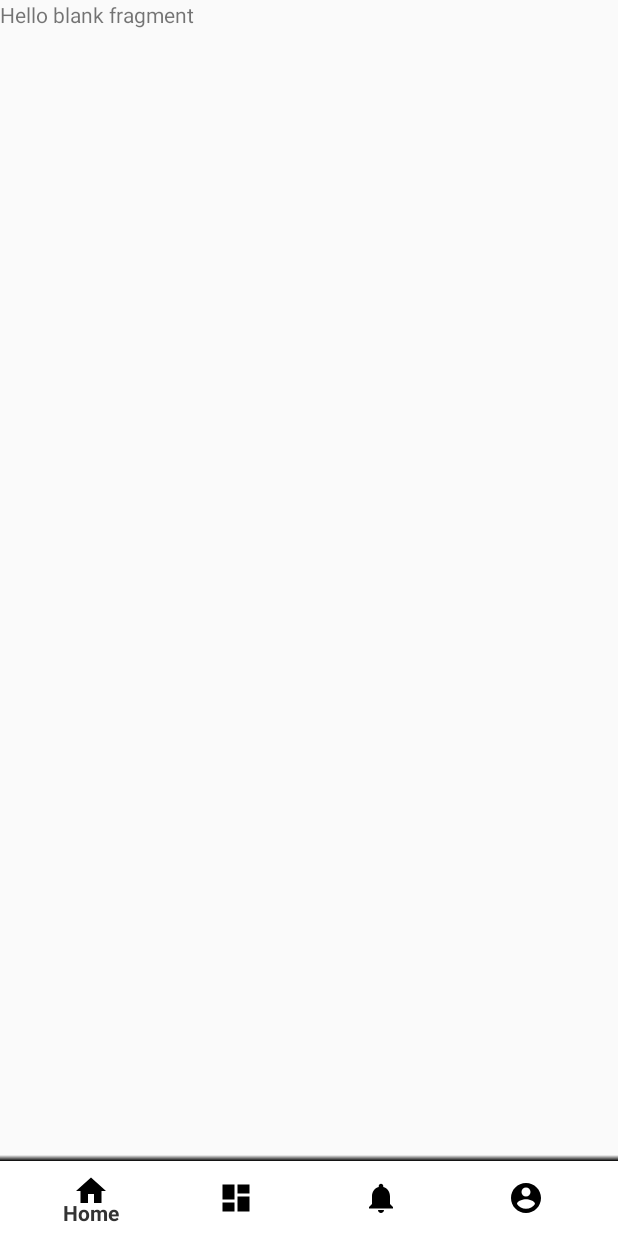
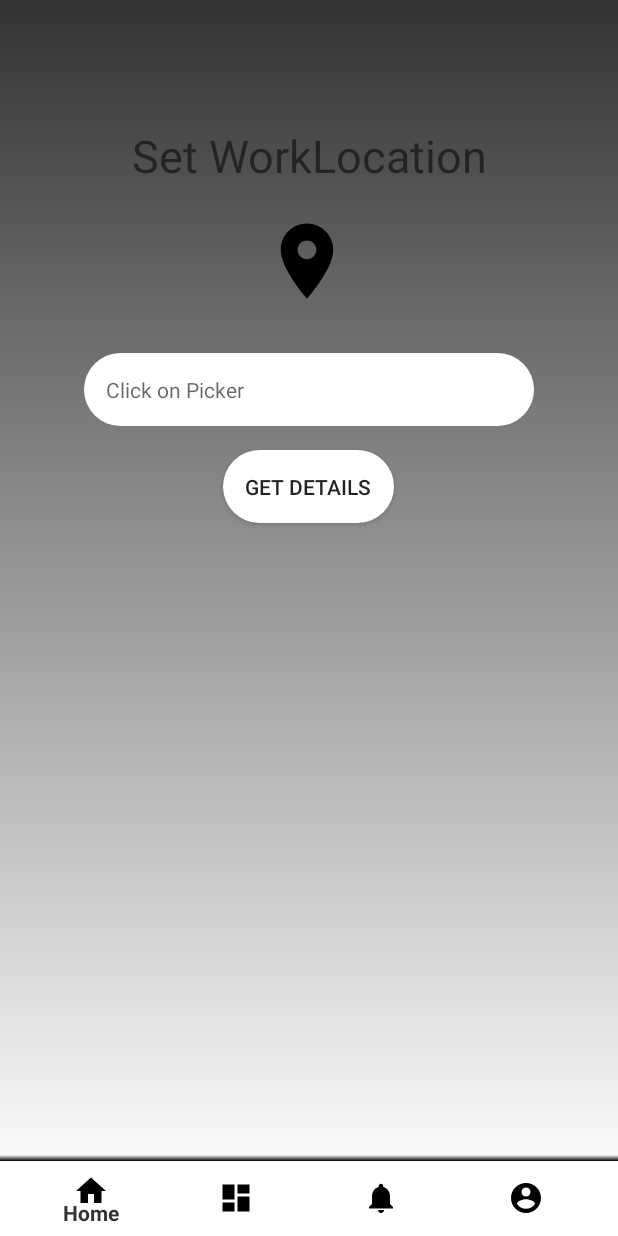
Before and after one commit to Jaeykurapati/WorkDone1.0, an Android app: the fragment Cengineer placed in its activity, on a phone screen of 412 x 824 dp. Run offline under Robolectric (Android 15) with nearby library versions, the phone set to English and light mode, and no system bars; our stand-ins replace Firebase (no records; nobody signed in at launch, a user with empty details on screens opened directly); libraries missing offline, so code that uses them is left out: com.firebase.geofire.

Commit message:
Location OK

```diff
--- a/app/src/main/java/com/workdone/svec/Cengineer.java
+++ b/app/src/main/java/com/workdone/svec/Cengineer.java
@@ -1,18 +1,156 @@
 package com.workdone.svec;
 
+import android.Manifest;
+import android.content.Intent;
+import android.content.pm.PackageManager;
+import android.os.Build;
 import android.os.Bundle;
+import android.support.annotation.NonNull;
+import android.support.v4.app.ActivityCompat;
 import android.support.v4.app.Fragment;
 import android.view.LayoutInflater;
 import android.view.View;
 import android.view.ViewGroup;
+import android.widget.Button;
+import android.widget.TextView;
+import android.widget.Toast;
+
+import com.firebase.geofire.GeoFire;
+import com.firebase.geofire.GeoLocation;
+import com.firebase.geofire.GeoQuery;
+import com.firebase.geofire.GeoQueryEventListener;
+import com.google.android.gms.common.GooglePlayServicesNotAvailableException;
+import com.google.android.gms.common.GooglePlayServicesRepairableException;
+import com.google.android.gms.location.places.Place;
+import com.google.android.gms.location.places.ui.PlacePicker;
+import com.google.android.gms.maps.model.LatLng;
+import com.google.firebase.database.DataSnapshot;
+import com.google.firebase.database.DatabaseError;
+import com.google.firebase.database.FirebaseDatabase;
+import com.google.firebase.database.ValueEventListener;
+
+import java.util.List;
+
+import static android.app.Activity.RESULT_OK;
 
 public class Cengineer extends Fragment {
+    private static final int MY_PERMISSION_FINE_LOCATION = 101;
+    public String nn="";
+    int PLACE_PICKER_REQUEST = 1;
+    Double lat,lag;
+    List<String> list;
+    Button details;
+    String str,name;
+    FirebaseDatabase database;
+    public PlacePicker.IntentBuilder builder = new PlacePicker.IntentBuilder();
+    TextView loc,loc1;
+    private GeoFire geoFire;
+    private LatLng temp;
 
     @Override
     public View onCreateView(LayoutInflater inflater, ViewGroup container,
                              Bundle savedInstanceState) {
         // Inflate the layout for this fragment
-        return inflater.inflate(R.layout.fragment_cengineer, container, false);
+        View myview= inflater.inflate(R.layout.fragment_cengineer, container, false);
+        loc=(TextView) myview.findViewById(R.id.location);
+        loc1=(TextView) myview.findViewById(R.id.location1);
+        details=(Button) myview.findViewById(R.id.details);
+        loc.setOnClickListener(new View.OnClickListener() {
+            @Override
+            public void onClick(View v) {
+                try {
+                    startActivityForResult(builder.build(getActivity()), PLACE_PICKER_REQUEST);
+                } catch (GooglePlayServicesRepairableException e) {
+                    e.printStackTrace();
+                } catch (GooglePlayServicesNotAvailableException e) {
+                    e.printStackTrace();
+                }
+            }
+        });
+        details.setOnClickListener(new View.OnClickListener() {
+            @Override
+            public void onClick(View v) {
+                database = FirebaseDatabase.getInstance();
+                geoFire = new GeoFire(database.getReference().child("geofire_location"));
+                GeoQuery geoQuery = geoFire.queryAtLocation(new GeoLocation(lat, lag), 50);
+                geoQuery.addGeoQueryEventListener(new GeoQueryEventListener() {
+                    @Override
+                    public void onKeyEntered(String name, GeoLocation location) {
+                        database.getReference().child("Users").child(name).addValueEventListener(new ValueEventListener() {
+                            @Override
+                            public void onDataChange(DataSnapshot snapshot) {
+                                User res = snapshot.getValue(User.class);
+                                loc1.setText(res.username);
+                            }
+
+                            @Override
+                            public void onCancelled(DatabaseError firebaseError) {
+                                System.out.println("The read failed: " + firebaseError.getMessage());
+                            }
+
+                            // ...
+                        });
+                    }
+                    @Override
+                    public void onKeyExited(String username) {
+                        list.remove(username);
+                        // additional code, like removing a pin from the map
+                        // and removing any Firebase listener for this user
+                    }
+
+                    @Override
+                    public void onKeyMoved(String key, GeoLocation location) {
+
+                    }
+
+                    @Override
+                    public void onGeoQueryReady() {
+
+                    }
+
+                    @Override
+                    public void onGeoQueryError(DatabaseError error) {
+
+                    }
+                });
+            }
+        });
+        return myview;
+    }
+    private void requestPermission() {
+        if (ActivityCompat.checkSelfPermission(getActivity(), Manifest.permission.ACCESS_FINE_LOCATION) != PackageManager.PERMISSION_GRANTED) {
+            if (Build.VERSION.SDK_INT >= Build.VERSION_CODES.M) {
+                requestPermissions(new String[]{Manifest.permission.ACCESS_FINE_LOCATION}, MY_PERMISSION_FINE_LOCATION);
+            }
+        }
+    }
+    @Override
+    public void onRequestPermissionsResult(int requestCode, @NonNull String[] permissions, @NonNull int[] grantResults) {
+        super.onRequestPermissionsResult(requestCode, permissions, grantResults);
+
+        switch (requestCode) {
+            case MY_PERMISSION_FINE_LOCATION:
+                if (grantResults[0] != PackageManager.PERMISSION_GRANTED) {
+                    Toast.makeText(getActivity(), "This app requires location permissions to be granted", Toast.LENGTH_LONG).show();
+                    requestPermission();
+                }
+                break;
+        }
     }
 
+    @Override
+    public void   onActivityResult(int requestCode, int resultCode, Intent data) {
+        super.onActivityResult(requestCode, resultCode, data);
+        if (requestCode == PLACE_PICKER_REQUEST) {
+            if (resultCode == RESULT_OK) {
+                Place place = PlacePicker.getPlace(getContext(), data);
+                lat = place.getLatLng().latitude;
+                lag = place.getLatLng().longitude;
+                str = (place.getAddress() + " " + place.getName());
+                loc1.setText(str);
+            }
+        }
+    }
+
+
 }
--- a/app/src/main/java/com/workdone/svec/Dashboard.java
+++ b/app/src/main/java/com/workdone/svec/Dashboard.java
@@ -52,6 +52,8 @@ public class Dashboard extends AppCompatActivity implements BottomNavigationView
                 loadFragment(fragment);
             }
         });
+        TextView email =(TextView)dialog.findViewById(R.id.email);
+        email.setText(firebaseAuth.getCurrentUser().getEmail());
         logout=(Button)dialog.findViewById(R.id.logout);
         txtclse.setOnClickListener(new View.OnClickListener() {
             @Override
--- /dev/null
+++ b/app/src/main/res/drawable/edittextbg.xml
@@ -0,0 +1,6 @@
+<?xml version="1.0" encoding="utf-8"?>
+<shape xmlns:android="http://schemas.android.com/apk/res/android">
+    <solid android:color="#fff"/>
+    <corners android:radius="25dp"/>
+    <padding android:top="15dp" android:bottom="15dp" android:left="15dp" android:right="15dp"/>
+</shape>
--- a/app/src/main/res/layout/fragment_cengineer.xml
+++ b/app/src/main/res/layout/fragment_cengineer.xml
@@ -1,14 +1,58 @@
 <?xml version="1.0" encoding="utf-8"?>
-<FrameLayout xmlns:android="http://schemas.android.com/apk/res/android"
-    xmlns:tools="http://schemas.android.com/tools"
-    android:layout_width="match_parent"
+<RelativeLayout
+    xmlns:android="http://schemas.android.com/apk/res/android" android:layout_width="match_parent"
     android:layout_height="match_parent"
-    tools:context=".Cengineer">
+    android:background="@drawable/gradient"
+    android:layout_gravity="center">
 
-    <!-- TODO: Update blank fragment layout -->
+    <LinearLayout
+        android:layout_width="match_parent"
+        android:layout_height="wrap_content"
+        android:layout_alignParentStart="true"
+        android:layout_alignParentTop="true"
+        android:layout_marginStart="0dp"
+        android:layout_marginTop="83dp"
+        android:gravity="center">
+
+        <TextView
+            android:layout_width="wrap_content"
+            android:layout_height="wrap_content"
+            android:gravity="center"
+            android:text="Set WorkLocation"
+            android:textSize="30sp" />
+    </LinearLayout>
+
     <TextView
-        android:layout_width="match_parent"
-        android:layout_height="match_parent"
-        android:text="@string/hello_blank_fragment" />
+        android:layout_width="wrap_content"
+        android:layout_height="wrap_content"
+        android:layout_alignParentTop="true"
+        android:clickable="true"
+        android:layout_centerHorizontal="true"
+        android:id="@+id/location"
+        android:layout_alignParentEnd="true"
+        android:layout_marginTop="144dp"
+        android:layout_marginEnd="177dp"
+        android:drawableStart="@drawable/ic_location_on_black_24dp"
+        />
 
-</FrameLayout>
+    <TextView
+        android:id="@+id/location1"
+        android:layout_width="300dp"
+        android:layout_height="wrap_content"
+        android:clickable="true"
+        android:layout_alignParentTop="true"
+        android:layout_centerHorizontal="true"
+        android:hint="Click on Picker"
+        android:layout_marginTop="235dp"
+        android:background="@drawable/edittextbg" />
+
+    <Button
+        android:layout_width="wrap_content"
+        android:layout_height="wrap_content"
+        android:layout_centerHorizontal="true"
+        android:clickable="true"
+        android:id="@+id/details"
+        android:layout_marginTop="300dp"
+        android:background="@drawable/edittextbg"
+        android:text="Get Details" />
+</RelativeLayout>
--- a/app/src/main/res/layout/fragment_profile_popup.xml
+++ b/app/src/main/res/layout/fragment_profile_popup.xml
@@ -92,6 +92,7 @@
                 android:layout_width="wrap_content"
                 android:layout_height="wrap_content"
                 android:paddingLeft="20dp"
+                android:id="@+id/email"
                 android:text="hemanth@gmail.com"/>
         </LinearLayout>
         <LinearLayout
```
Also changed, not shown: app/src/main/java/com/workdone/svec/MainActivity.java (+7 -0 lines), app/src/main/res/drawable/chevron_white.xml (added, +9 -0 lines), app/src/main/res/layout/activity_main.xml (+11 -7 lines), app/src/main/res/layout/activity_reg.xml (+19 -15 lines), app/src/main/res/layout/hire2.xml (+53 -3 lines).
